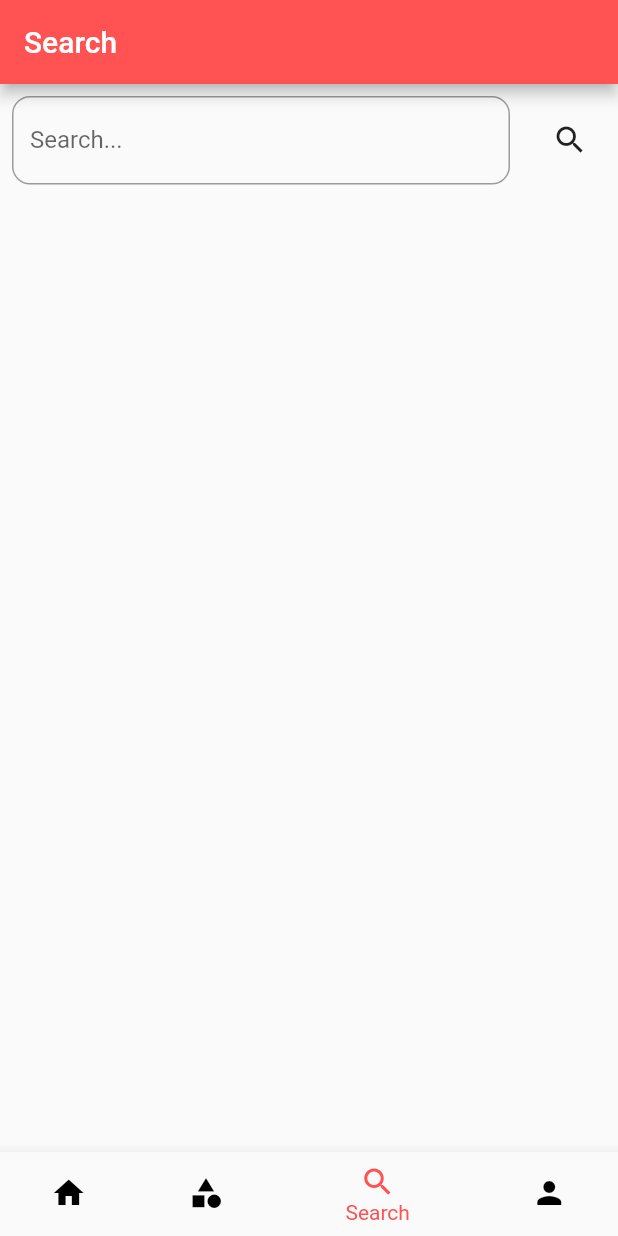
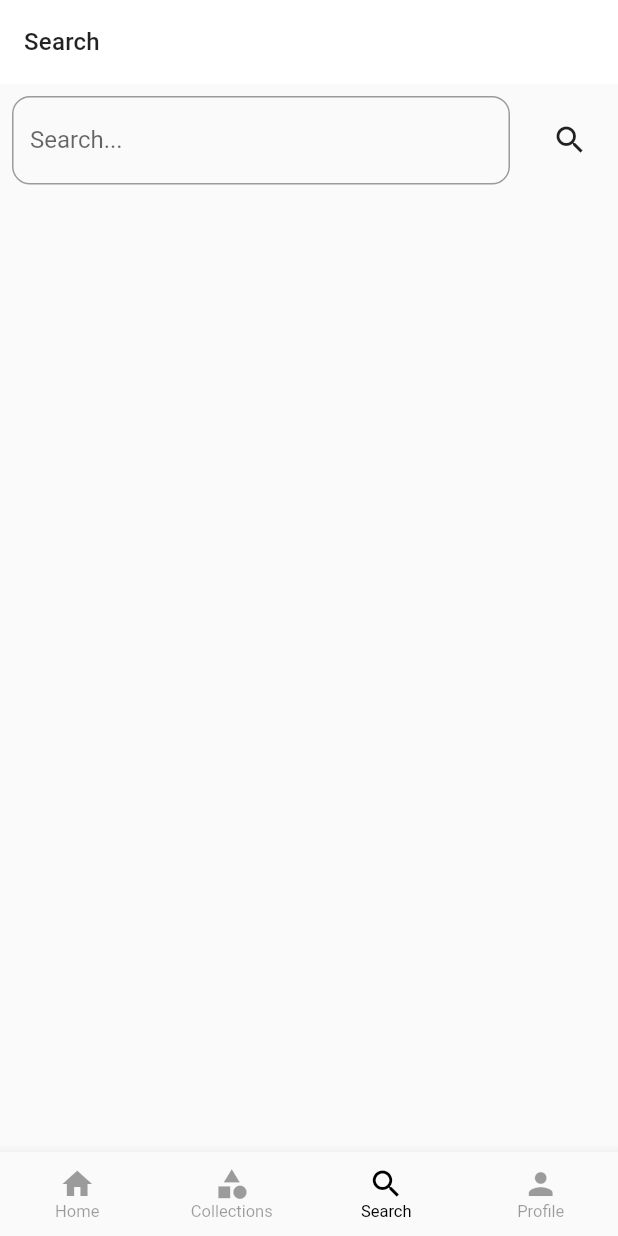
Before and after one commit to ippo012/flutter-shopify-starter, a Flutter app: the screen it shows after launch, item 3 of the bottom bar chosen, on a phone screen of 412 x 824 dp. Run offline on Flutter 3.47's test engine with Material 2 defaults, Android fonts, the phone set to English and light mode, and no system bars; our stand-ins replace flutter_dotenv; missing offline and left inert: flutter_simple_shopify.

Commit message:
:wrench: Fix home tab design

```diff
--- a/lib/main.dart
+++ b/lib/main.dart
@@ -11,7 +11,7 @@ Future<void> main() async {
   ShopifyConfig.setConfig(
     DotEnv().env['STOREFRONT_API_ACCESS_TOKEN'],
     DotEnv().env['STORE_URL'],
-    '2020-04',
+    '2020-07',
   );
   runApp(MyApp());
 }
@@ -19,9 +19,24 @@ Future<void> main() async {
 class MyApp extends StatelessWidget {
   @override
   Widget build(BuildContext context) {
+    final typography = Typography.material2018();
+    var appBartTextTheme = typography.englishLike.merge(typography.black);
+    appBartTextTheme = appBartTextTheme.copyWith(
+        headline6: appBartTextTheme.headline6.copyWith(fontSize: 16),
+        subtitle1: appBartTextTheme.subtitle1);
+
     return MaterialApp(
       title: 'Shopify Example',
-      theme: ThemeData(primaryColor: Colors.redAccent),
+      theme: ThemeData(
+          primaryColor: Colors.black,
+          appBarTheme: AppBarTheme(
+            color: Colors.white,
+            textTheme: appBartTextTheme,
+            iconTheme: const IconThemeData(
+              color: Color(0xFF666666),
+            ),
+            elevation: 0,
+          )),
       home: MyHomePage(),
     );
   }
@@ -53,7 +68,10 @@ class _MyHomePageState extends State<MyHomePage> {
         currentIndex: _currentIndex,
         onTap: _onNavigationBarItemClick,
         fixedColor: Theme.of(context).primaryColor,
-        unselectedItemColor: Colors.black,
+        unselectedItemColor: Colors.black38,
+        type: BottomNavigationBarType.fixed,
+        selectedFontSize: 11,
+        unselectedFontSize: 11,
         items: [
           const BottomNavigationBarItem(
               icon: Icon(Icons.home), title: Text('Home')),
```
Also changed, not shown: lib/home_tab.dart (+30 -3 lines).
